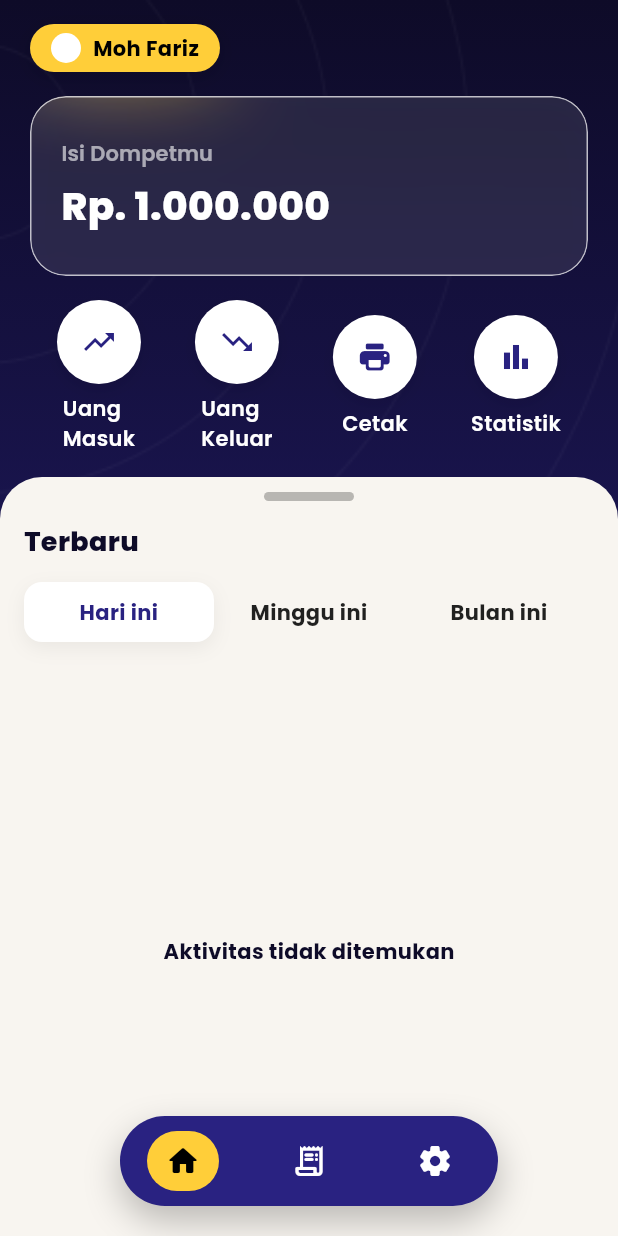
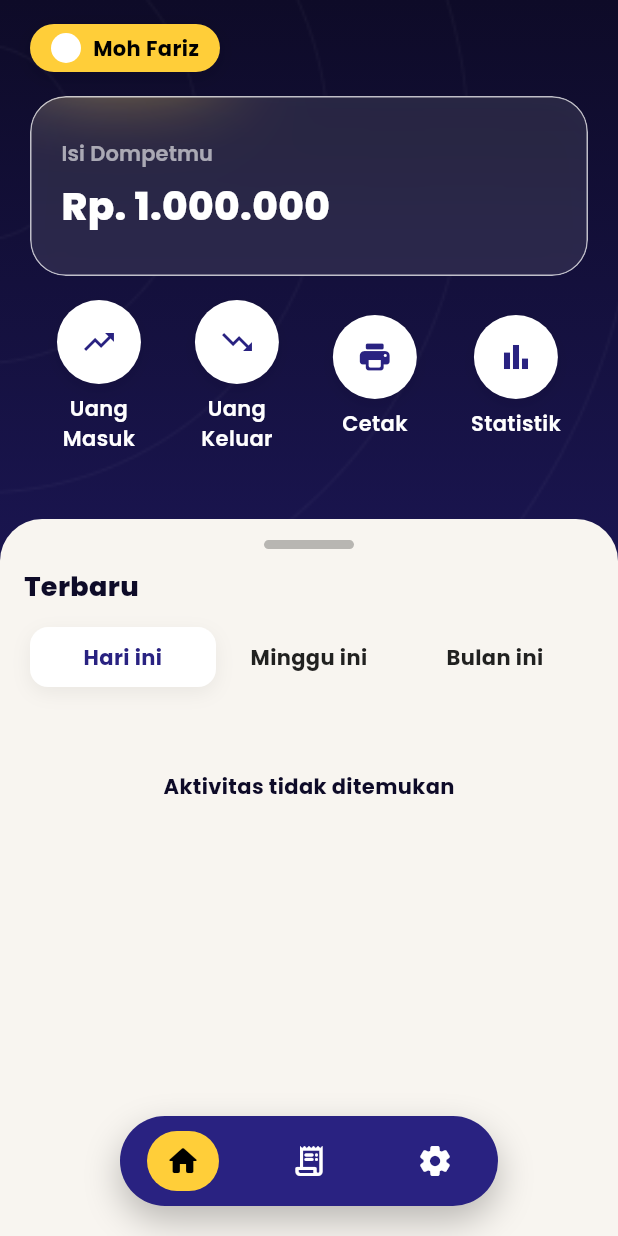
Before and after one commit to Mohfarriiiz88/Dompetku-Aplikasi-management-keuangan, a Flutter app: the _HomeView screen opened directly, on a phone screen of 412 x 824 dp. Run offline on Flutter 3.47's test engine with Material 3 defaults, Android fonts, the phone set to English and light mode, and no system bars; our stand-ins replace google_fonts.

Commit message:
update fitur card terbaru

```diff
--- a/lib/routes/app_router.dart
+++ b/lib/routes/app_router.dart
@@ -15,6 +15,7 @@ class AppRouter {
         return _fade(const RegisterScreen(), settings);
       case AppRoutes.home:
         return _fade(const HomeScreen(), settings);
+
 
       default:
         // fallback sederhana
--- a/lib/routes/app_routes.dart
+++ b/lib/routes/app_routes.dart
@@ -2,6 +2,7 @@ class AppRoutes {
   static const login    = '/login';
   static const register = '/register';
   static const home     = '/home';
+  static const recent   = '/recent';
 
   // contoh lain:
   // static const home = '/';
--- a/lib/screens/home_screen.dart
+++ b/lib/screens/home_screen.dart
@@ -5,7 +5,6 @@ import '../core/theme/theme.dart';
 import '../providers/home_provider.dart';
 import '../widgets/floating_navbar.dart';
 import '../widgets/white_blur_card.dart';
-
 
 class HomeScreen extends StatelessWidget {
   const HomeScreen({super.key});
@@ -48,49 +47,110 @@ class _HomeView extends StatelessWidget {
             ),
           ),
 
-          // ===== BODY: header + sheet full =====
-          // ===== BODY: header + sheet full =====
+          // ===== HEADER AREA (tetap) =====
           SafeArea(
+            child: Padding(
+              padding: const EdgeInsets.fromLTRB(20, 16, 20, 0),
               child: Column(
                 crossAxisAlignment: CrossAxisAlignment.start,
                 children: [
-      // Header, Wallet, Quick Actions tetap punya padding 20
-      Padding(
-        padding: const EdgeInsets.fromLTRB(20, 16, 20, 0),
-        child: Column(
-          crossAxisAlignment: CrossAxisAlignment.start,
-          children: const [
-            _HeaderPill(name: 'Moh Fariz'),
-            SizedBox(height: 16),
-            // NOTE: _WalletCard butuh balance -> pindahkan const kalau perlu
+                  const _HeaderPill(name: 'Moh Fariz'),
+                  const SizedBox(height: 16),
+                  _WalletCard(balance: hp.balance),
+                  const SizedBox(height: 16),
+                  const _QuickActions(),
+                  const SizedBox(height: 8), // beri jarak tipis dari sheet
                 ],
               ),
             ),
+          ),
 
-      // kalau _WalletCard & _QuickActions butuh akses hp, tulis begini:
-      Padding(
-        padding: const EdgeInsets.symmetric(horizontal: 20),
-        child: _WalletCard(balance: hp.balance),
-      ),
-      const SizedBox(height: 16),
-      const Padding(
-        padding: EdgeInsets.symmetric(horizontal: 20),
-        child: _QuickActions(),
-      ),
-      const SizedBox(height: 16),
-
-      // >>> Sheet full-bleed ke kiri & kanan (tidak ada padding di sini)
-      Expanded(
-        child: _FeedSheet(hp: hp),
-      ),
-    ],
-  ),
-),
+          // ===== DRAGGABLE "TERBARU" (SHEET) =====
+          _DraggableFeedSheet(hp: hp),
 
           // ===== Floating bottom navbar reusable =====
           const AppFloatingNavBar(currentIndex: 0),
         ],
       ),
+    );
+  }
+}
+
+/// ================= DRAGGABLE FEED SHEET =================
+class _DraggableFeedSheet extends StatelessWidget {
+  final HomeProvider hp;
+  const _DraggableFeedSheet({required this.hp});
+
+  @override
+  Widget build(BuildContext context) {
+    // tinggi nav bar custom agar list tidak ketutup
+    const double navBarReserve = 96;
+
+    return DraggableScrollableSheet(
+      initialChildSize: 0.58, // start posisi (≈ 58% tinggi layar)
+      minChildSize: 0.45,     // bisa diturunkan sampai sini
+      maxChildSize: 1,     // bisa ditarik hampir penuh
+      snap: true,
+      snapSizes: const [0.58, 0.95],
+      builder: (context, scrollController) {
+        return Container(
+          decoration: const BoxDecoration(
+            color: AppColors.greySurface,
+            borderRadius: BorderRadius.vertical(top: Radius.circular(28)),
+          ),
+          child: ListView(
+            controller: scrollController, // << penting agar drag/scroll nyambung
+            padding: const EdgeInsets.fromLTRB(16, 8, 16, navBarReserve),
+            children: [
+              // handle
+              Align(
+                alignment: Alignment.topCenter,
+                child: Container(
+                  width: 60,
+                  height: 6,
+                  margin: const EdgeInsets.only(top: 6, bottom: 12),
+                  decoration: BoxDecoration(
+                    color: Colors.black26,
+                    borderRadius: BorderRadius.circular(12),
+                  ),
+                ),
+              ),
+
+              // judul
+              const Text(
+                'Terbaru',
+                style: TextStyle(fontSize: 18, fontWeight: FontWeight.w800),
+              ),
+              const SizedBox(height: 10),
+
+              // segmented tabs
+              _Segmented(
+                index: hp.segment,
+                onChanged: hp.setSegment,
+                labels: const ['Hari ini', 'Minggu ini', 'Bulan ini'],
+              ),
+              const SizedBox(height: 12),
+
+              // list content
+              if (hp.filtered.isEmpty) ...[
+                const SizedBox(height: 40),
+                const Center(
+                  child: Text(
+                    'Aktivitas tidak ditemukan',
+                    style: TextStyle(fontWeight: FontWeight.w700),
+                  ),
+                ),
+              ] else ...[
+                // rakit list dengan separator manual
+                for (int i = 0; i < hp.filtered.length; i++) ...[
+                  _TxTile(item: hp.filtered[i]),
+                  if (i != hp.filtered.length - 1) const SizedBox(height: 12),
+                ],
+              ],
+            ],
+          ),
+        );
+      },
     );
   }
 }
@@ -112,14 +172,22 @@ class _HeaderPill extends StatelessWidget {
           boxShadow: [
             BoxShadow(
               color: Colors.black.withOpacity(.15),
-              blurRadius: 10, offset: const Offset(0, 3),
-            )
+              blurRadius: 10,
+              offset: const Offset(0, 3),
+            ),
           ],
         ),
-        child: Row(mainAxisSize: MainAxisSize.min, children: [
-          Container(width: 20, height: 20, decoration: const BoxDecoration(color: Colors.white, shape: BoxShape.circle)),
-          const SizedBox(width: 8),
-          const Text('Moh Fariz', style: TextStyle(color: Colors.black, fontWeight: FontWeight.w700)),
+        child: Row(mainAxisSize: MainAxisSize.min, children: const [
+          SizedBox(
+            width: 20,
+            height: 20,
+            child: DecoratedBox(
+              decoration: BoxDecoration(color: Colors.white, shape: BoxShape.circle),
+            ),
+          ),
+          SizedBox(width: 8),
+          Text('Moh Fariz',
+              style: TextStyle(color: Colors.black, fontWeight: FontWeight.w700)),
         ]),
       ),
     );
@@ -148,7 +216,6 @@ Widget build(BuildContext context) {
       width: double.infinity,
       radius: 24,
       padding: const EdgeInsets.all(20),
-    // bisa di-tweak: blurSigma: 20, opacity: .9,
       child: Column(
         mainAxisAlignment: MainAxisAlignment.center,
         crossAxisAlignment: CrossAxisAlignment.start,
@@ -165,7 +232,7 @@ Widget build(BuildContext context) {
           Text(
             _rp(balance <= 0 ? 1000000 : balance),
             style: const TextStyle(
-            color: Colors.white,            // karena kartu putih
+              color: Colors.white,
               fontSize: 26,
               fontWeight: FontWeight.w800,
             ),
@@ -176,6 +243,7 @@ Widget build(BuildContext context) {
     );
   }
 }
+
 /// ================= QUICK ACTIONS =================
 class _QuickActions extends StatelessWidget {
   const _QuickActions();
@@ -190,12 +258,21 @@ class _QuickActions extends StatelessWidget {
               decoration: BoxDecoration(
                 color: Colors.white,
                 shape: BoxShape.circle,
-                boxShadow: [BoxShadow(color: Colors.black.withOpacity(.08), blurRadius: 8, offset: const Offset(0, 4))],
+                boxShadow: [
+                  BoxShadow(
+                    color: Colors.black.withOpacity(.08),
+                    blurRadius: 8,
+                    offset: const Offset(0, 4),
+                  ),
+                ],
               ),
               child: Icon(icon, color: AppColors.purple),
             ),
             const SizedBox(height: 6),
-            Text(label, style: const TextStyle(color: Colors.white, fontWeight: FontWeight.w600)),
+            Text(label,
+                textAlign: TextAlign.center,
+                style:
+                    const TextStyle(color: Colors.white, fontWeight: FontWeight.w600)),
           ],
         );
 
@@ -211,88 +288,21 @@ class _QuickActions extends StatelessWidget {
   }
 }
 
-/// ================= FEED SHEET (FULL) =================
-class _FeedSheet extends StatelessWidget {
-  final HomeProvider hp;
-  const _FeedSheet({required this.hp});
-
-  @override
-  Widget build(BuildContext context) {
-    return Container(
-      width: double.infinity, // penting untuk full lebar
-      decoration: const BoxDecoration(
-        color: AppColors.greySurface,
-        borderRadius: BorderRadius.only(
-          topLeft: Radius.circular(28),
-          topRight: Radius.circular(28),
-        ),
-      ),
-      child: Column(
-        children: [
-          const SizedBox(height: 10),
-          Container(
-            width: 60, height: 6,
-            decoration: BoxDecoration(
-              color: Colors.black26,
-              borderRadius: BorderRadius.circular(12),
-            ),
-          ),
-          const SizedBox(height: 14),
-
-          // konten internal boleh punya padding sendiri
-          Padding(
-            padding: const EdgeInsets.symmetric(horizontal: 16),
-            child: Row(
-              children: const [
-                Text('Terbaru', style: TextStyle(
-                  fontSize: 18, fontWeight: FontWeight.w800)),
-              ],
-            ),
-          ),
-          const SizedBox(height: 10),
-
-          Padding(
-            padding: const EdgeInsets.symmetric(horizontal: 12),
-            child: _Segmented(
-              index: hp.segment,
-              onChanged: hp.setSegment,
-              labels: const ['Hari ini', 'Minggu ini', 'Bulan ini'],
-            ),
-          ),
-          const SizedBox(height: 12),
-
-          Expanded(
-            child: hp.filtered.isEmpty
-                ? const Center(
-                    child: Text('Aktivitas tidak ditemukan',
-                        style: TextStyle(fontWeight: FontWeight.w700)),
-                  )
-                : ListView.separated(
-                    padding: const EdgeInsets.fromLTRB(16, 8, 16, 20),
-                    itemCount: hp.filtered.length,
-                    separatorBuilder: (_, __) => const SizedBox(height: 12),
-                    itemBuilder: (_, i) => _TxTile(item: hp.filtered[i]),
-                  ),
-          ),
-        ],
-      ),
-    );
-  }
-}
-
-
+/// ================= SEGMENTED + TILE (tanpa perubahan) =================
 class _Segmented extends StatelessWidget {
   final int index;
   final void Function(int) onChanged;
   final List<String> labels;
 
-  const _Segmented({required this.index, required this.onChanged, required this.labels});
+  const _Segmented(
+      {required this.index, required this.onChanged, required this.labels});
 
   @override
   Widget build(BuildContext context) {
     return Container(
       padding: const EdgeInsets.all(4),
-      decoration: BoxDecoration(color: AppColors.greySurface, borderRadius: BorderRadius.circular(16)),
+      decoration: BoxDecoration(
+          color: AppColors.greySurface, borderRadius: BorderRadius.circular(16)),
       child: Row(
         children: List.generate(labels.length, (i) {
           final selected = i == index;
@@ -306,7 +316,12 @@ class _Segmented extends StatelessWidget {
                   color: selected ? Colors.white : Colors.transparent,
                   borderRadius: BorderRadius.circular(12),
                   boxShadow: selected
-                      ? [BoxShadow(color: Colors.black.withOpacity(.06), blurRadius: 10, offset: const Offset(0, 4))]
+                      ? [
+                          BoxShadow(
+                              color: Colors.black.withOpacity(.06),
+                              blurRadius: 10,
+                              offset: const Offset(0, 4))
+                        ]
                       : null,
                 ),
                 child: Text(
@@ -360,7 +375,12 @@ class _TxTile extends StatelessWidget {
       decoration: BoxDecoration(
         color: Colors.white,
         borderRadius: BorderRadius.circular(16),
-        boxShadow: [BoxShadow(color: Colors.black.withOpacity(.06), blurRadius: 10, offset: const Offset(0, 6))],
+        boxShadow: [
+          BoxShadow(
+              color: Colors.black.withOpacity(.06),
+              blurRadius: 10,
+              offset: const Offset(0, 6))
+        ],
       ),
       child: Row(
         children: [
@@ -368,7 +388,9 @@ class _TxTile extends StatelessWidget {
             width: 40,
             height: 40,
             decoration: BoxDecoration(
-              color: isIncome ? AppColors.green.withOpacity(.12) : AppColors.red.withOpacity(.12),
+              color: isIncome
+                  ? AppColors.green.withOpacity(.12)
+                  : AppColors.red.withOpacity(.12),
               shape: BoxShape.circle,
             ),
             child: Icon(
@@ -381,14 +403,17 @@ class _TxTile extends StatelessWidget {
             child: Column(
               crossAxisAlignment: CrossAxisAlignment.start,
               children: [
-                Text(item.title, style: const TextStyle(fontWeight: FontWeight.w800, fontSize: 14)),
+                Text(item.title,
+                    style:
+                        const TextStyle(fontWeight: FontWeight.w800, fontSize: 14)),
                 const SizedBox(height: 2),
                 Text('${item.category}\n${_dateFmt(item.time)}',
                     style: const TextStyle(fontSize: 12, color: Colors.black54)),
               ],
             ),
           ),
-          Text(_rp(item.amount), style: const TextStyle(fontWeight: FontWeight.w700)),
+          Text(_rp(item.amount),
+              style: const TextStyle(fontWeight: FontWeight.w700)),
         ],
       ),
     );
--- a/lib/screens/login_screen.dart
+++ b/lib/screens/login_screen.dart
@@ -1,6 +1,5 @@
 import 'package:flutter/material.dart';
 import 'package:provider/provider.dart';
-
 import 'package:smartbudget/routes/app_routes.dart';
 import 'package:smartbudget/core/theme/theme.dart';
 import 'package:smartbudget/providers/auth_provider.dart';
```
Also changed, not shown: lib/providers/recent_provider.dart (added, +62 -0 lines), lib/screens/recent_screen.dart (added, +167 -0 lines), lib/widgets/transaction_card.dart (added, +82 -0 lines). Lines whose indentation alone changed are shown as unchanged.
